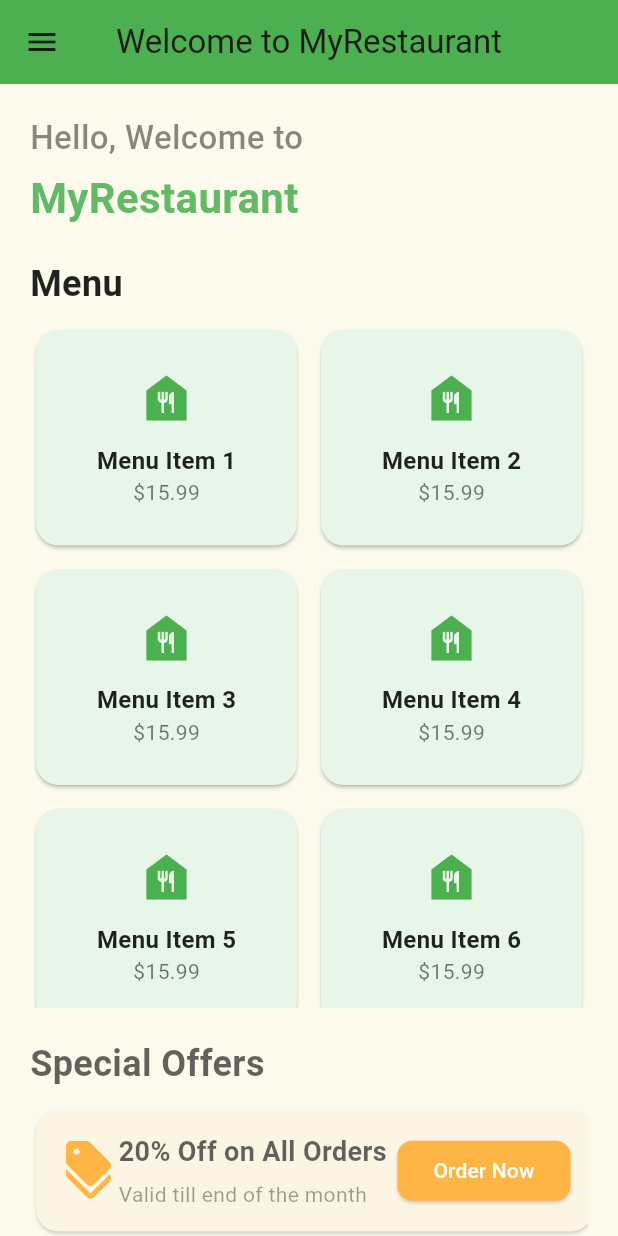
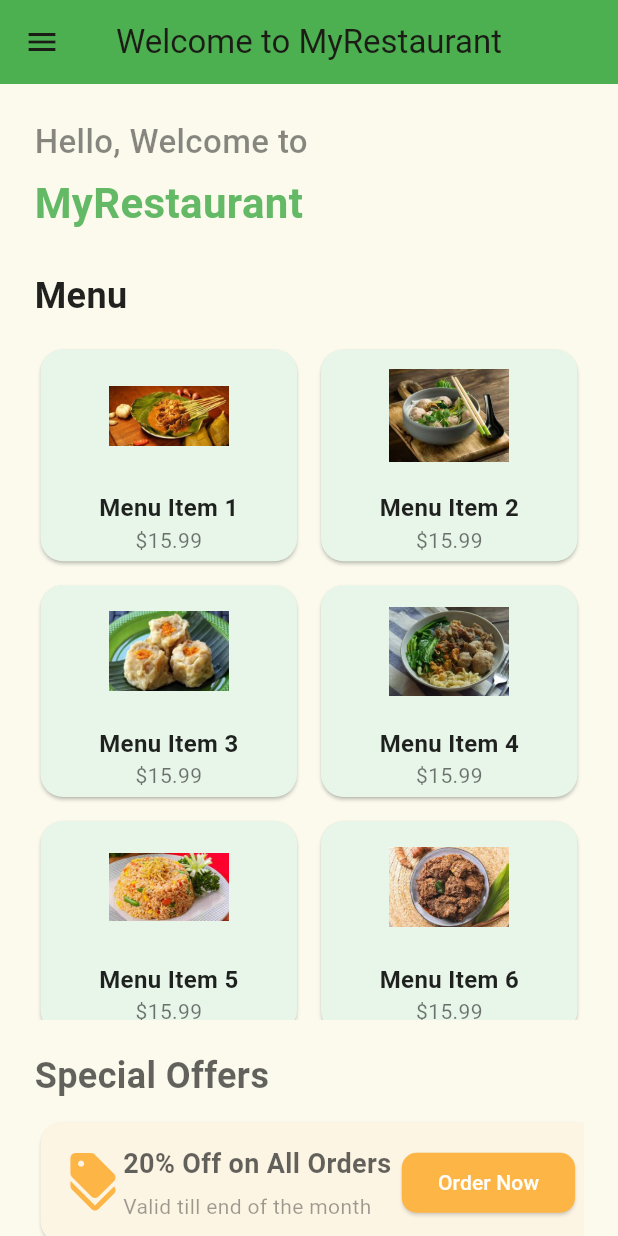
Before and after one commit to H4616/latian, a Flutter app: the HomePage screen opened by its route, on a phone screen of 412 x 824 dp. Run offline on Flutter 3.47's test engine with Material 3 defaults, Android fonts, the light colour scheme and no system bars; our stand-ins replace font_awesome_flutter.

Commit message:
navigator.push home_page line 120

```diff
--- a/lib/home_page.dart
+++ b/lib/home_page.dart
@@ -1,4 +1,5 @@
 import 'package:flutter/material.dart';
+import 'package:latian_praktikum/order_page.dart';
 
 class HomePage extends StatefulWidget {
   const HomePage({super.key});
@@ -42,14 +43,14 @@ class _HomePageState extends State<HomePage> {
       ),
       body: SingleChildScrollView( // Membungkus dengan SingleChildScrollView untuk scroll
         child: Padding(
-          padding: const EdgeInsets.all(20.0),
+          padding: const EdgeInsets.all(23.0),
           child: Column(
             crossAxisAlignment: CrossAxisAlignment.start,
             children: [
               _welcomeText(),
 
               // Menu Restoran dengan Animasi
-              SizedBox(height: 20),
+              SizedBox(height: 25),
               _restaurantMenu(),
 
               // Tawaran Spesial
@@ -100,7 +101,7 @@ class _HomePageState extends State<HomePage> {
           "Menu",
           style: TextStyle(fontSize: 24, fontWeight: FontWeight.bold, color: Colors.black87),
         ),
-          SizedBox(height: 10),
+        SizedBox(height: 15),
         // Gunakan Flexible untuk GridView agar dapat mengatur ukuran
         Flexible(
           child: GridView.builder(
@@ -114,7 +115,21 @@ class _HomePageState extends State<HomePage> {
             ),
             itemCount: 6, // Jumlah item menu
             itemBuilder: (context, index) {
-                return Card(
+              return GestureDetector(
+                onTap: () {
+                  // Mengarahkan ke halaman order dan mengirimkan data
+                  Navigator.push(
+                    context,
+                    MaterialPageRoute(
+                      builder: (context) => OrderPage(
+                        name: "Menu Item ${index + 1}",
+                        price: "\$15.99",
+                        imagePath: 'assets/home_assets/gambar${index + 1}.jpg',
+                      ),
+                    ),
+                  );
+                },
+                child: Card(
                   color: Colors.green[50],
                   shape: RoundedRectangleBorder(
                     borderRadius: BorderRadius.circular(15),
@@ -122,10 +137,10 @@ class _HomePageState extends State<HomePage> {
                   child: Column(
                     mainAxisAlignment: MainAxisAlignment.center,
                     children: [
-                      Icon(
-                        Icons.food_bank,
-                        size: 40,
-                        color: Colors.green,
+                      Image.asset(
+                        'assets/home_assets/gambar${index + 1}.jpg', // Gambar akan diambil dari direktori home_assets
+                        width: 80, // Tentukan lebar gambar jika diperlukan
+                        height: 80, // Tentukan tinggi gambar jika diperlukan
                       ),
                       SizedBox(height: 10),
                       Text(
@@ -138,6 +153,7 @@ class _HomePageState extends State<HomePage> {
                       ),
                     ],
                   ),
+                ),
               );
             },
           ),
@@ -146,6 +162,8 @@ class _HomePageState extends State<HomePage> {
     ),
   );
 }
+
+
 
   // Special Offers dengan Animasi
   Widget _specialOffers() {
```
Also changed, not shown: lib/order_page.dart (+60 -0 lines), assets/home_assets/gambar1.jpg (added), assets/home_assets/gambar2.jpg (added), assets/home_assets/gambar3.jpg (added), assets/home_assets/gambar4.jpg (added), assets/home_assets/gambar5.jpg (added), assets/home_assets/gambar6.jpg (added). Lines whose indentation alone changed are shown as unchanged.
